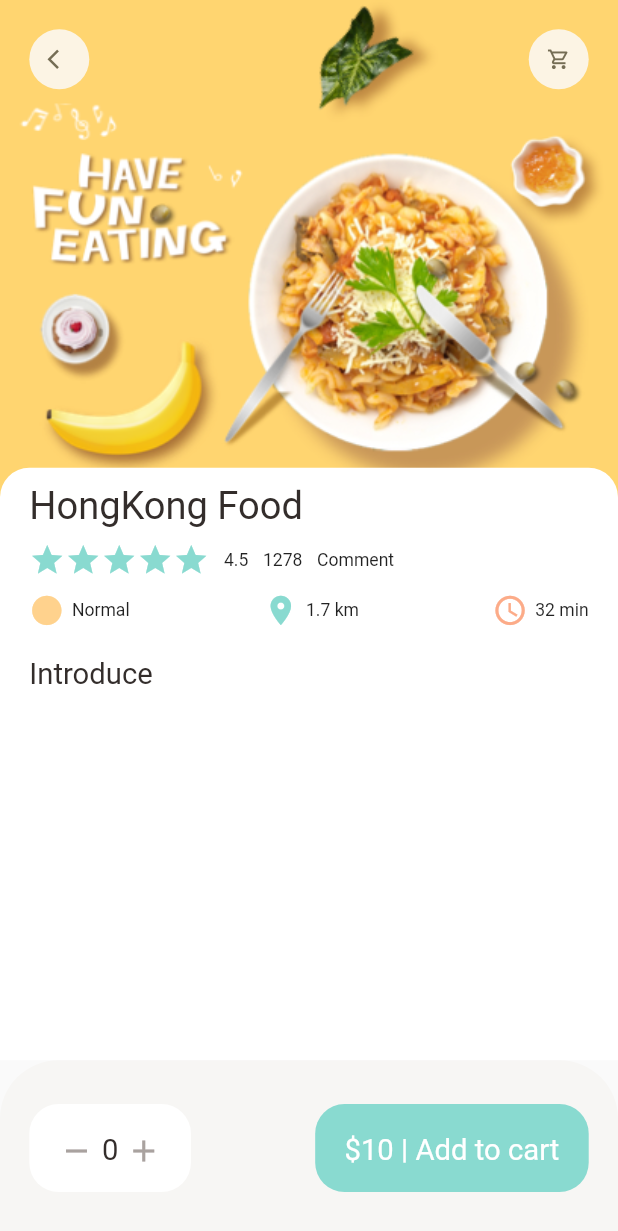
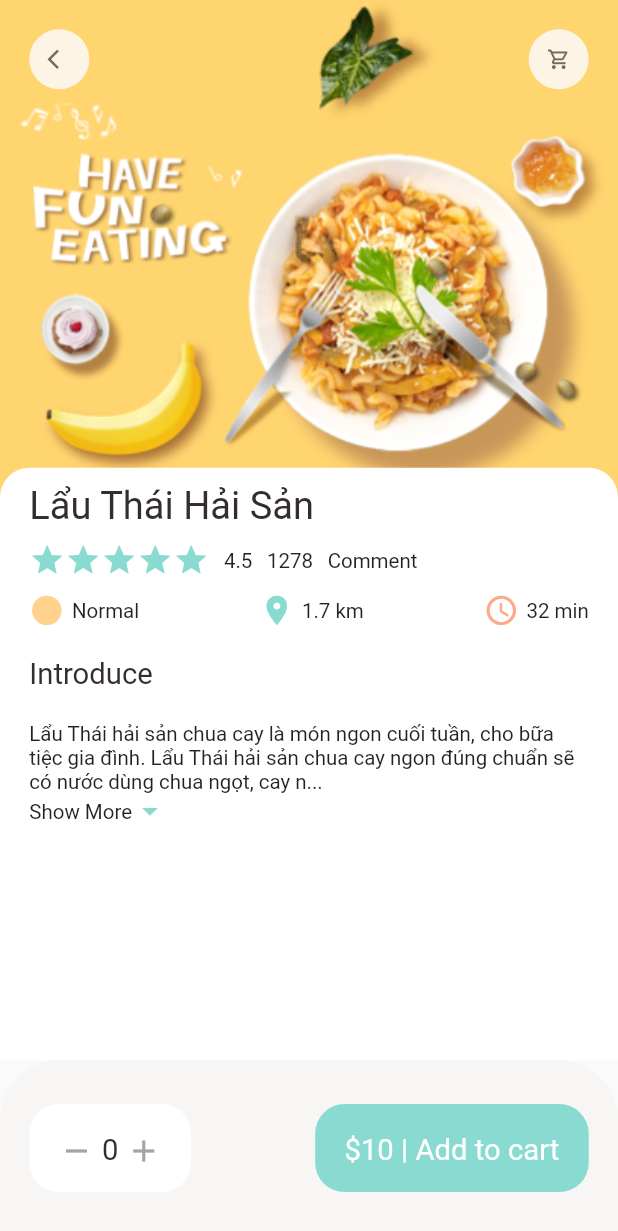
Before and after one commit to dinhkhoi-png/FlutterAppSaleFood, a Flutter app: the screen it shows after launch, on a phone screen of 412 x 824 dp. Shown: the top 1231 px of the screen. Run offline on Flutter 3.47's test engine with Material 2 defaults, Android fonts, the phone set to English and light mode, and no system bars; our stand-ins replace dots_indicator, get.

Commit message:
expandable show text

```diff
--- a/lib/main.dart
+++ b/lib/main.dart
@@ -1,9 +1,6 @@
 import 'package:flutter/material.dart';
 import 'package:flutter/services.dart';
 import 'package:flutter_app_sale/pages/food_detail/popular_food_detail.dart';
-
-
-
 
 
 import 'package:get/get_navigation/src/root/get_material_app.dart';
--- a/lib/pages/food_detail/popular_food_detail.dart
+++ b/lib/pages/food_detail/popular_food_detail.dart
@@ -4,6 +4,7 @@ import 'package:flutter_app_sale/utils/colors.dart';
 import 'package:flutter_app_sale/widgets/app_column.dart';
 import 'package:flutter_app_sale/widgets/app_icon.dart';
 import 'package:flutter_app_sale/widgets/big_text.dart';
+import 'package:flutter_app_sale/widgets/expandable_text_widget.dart';
 
 
 import '../../utils/dimensions.dart';
@@ -65,10 +66,22 @@ class PopularFoodDetail extends StatelessWidget {
                 child: Column(
                   crossAxisAlignment: CrossAxisAlignment.start,
                   children: [
-                    AppColumn(text: "HongKong Food",),
+                    AppColumn(text: "Lẩu Thái Hải Sản",),
                     SizedBox(height: Dimensions.height20,),
-                    BigText(text: "Introduce")
-                  ],
+                    BigText(text: "Introduce"),
+                    SizedBox(height: Dimensions.height20,),
+                    Expanded(
+                      child: SingleChildScrollView(
+                          child: ExpandableTextWidget(text: "Lẩu Thái hải sản chua cay là món ngon cuối tuần, "
+                          "cho bữa tiệc gia đình. Lẩu Thái hải sản chua cay ngon "
+                              "đúng chuẩn sẽ có nước dùng chua ngọt, cay nồng từ sả ớt, "
+                              "kích thích vị giác, giúp ăn ngon miệng hơn. "
+                              "Đặc biệt, những ngày trời lạnh ngồi quây quần bên nồi"
+                              "lẩu Thái chua cay tỏa hương thơm nồng thì ấm lòng hết biết. \n "
+                              "Nếu bạn muốn tự mình thực hiện món này ở nhà thì hãy luôn nhớ "
+                              "Cooky có sẵn pack ướp sẵn, chỉ cần order là có ngay cho bạn "
+                              "trổ tài làm ngay nhé.",)),
+                    )],
                 ),
           )
           ),
--- a/lib/pages/home/home_food_body.dart
+++ b/lib/pages/home/home_food_body.dart
@@ -82,13 +82,14 @@ class _HomeFoodBodyState extends State<HomeFoodBody> {
           ),
         ),
         //list food
+        SizedBox(height: Dimensions.height20,),
          ListView.builder(
               shrinkWrap: true,
               physics: NeverScrollableScrollPhysics(),
               itemCount: 10,
               itemBuilder: (context , index){
                 return Container(
-                  margin: EdgeInsets.only(right: Dimensions.width20, left: Dimensions.width20,bottom: Dimensions.height10),
+                  margin: EdgeInsets.only(right: Dimensions.width15, left: Dimensions.width15,bottom: Dimensions.height10),
                   child: Row(
                     children: [
                       //image section
@@ -96,7 +97,7 @@ class _HomeFoodBodyState extends State<HomeFoodBody> {
                         width:Dimensions.listViewImg,
                         height: Dimensions.listViewImg,
                         decoration: BoxDecoration(
-                            borderRadius: BorderRadius.circular(Dimensions.radius20),
+                            borderRadius: BorderRadius.circular(Dimensions.radius20/2),
                             color: Colors.white38,
                             image: DecorationImage(
                               fit: BoxFit.cover,
@@ -112,8 +113,8 @@ class _HomeFoodBodyState extends State<HomeFoodBody> {
                           height: Dimensions.listViewCont,
                           decoration: BoxDecoration(
                             borderRadius: BorderRadius.only(
-                              topRight: Radius.circular(Dimensions.radius20),
-                              bottomRight: Radius.circular(Dimensions.radius20),
+                              topRight: Radius.circular(Dimensions.radius20/2),
+                              bottomRight: Radius.circular(Dimensions.radius20/2),
                             ),
                             color: Colors.white,
 
--- a/lib/utils/dimensions.dart
+++ b/lib/utils/dimensions.dart
@@ -27,6 +27,7 @@ class Dimensions {
   static double font26 = screenHeight/32.46;
   static double font20 = screenHeight/42.2;
   static double font12 = screenHeight/70.3;
+  static double font14 = screenHeight/60.28;
 
   static double radius20 = screenHeight/42.2;
   static double radius30 = screenHeight/28.13;
--- a/lib/widgets/exandable_text_widget.dart
+++ /dev/null
@@ -1,17 +0,0 @@
-import 'package:flutter/material.dart';
-class ExandableTextWidget extends StatefulWidget {
-  final String text;
-  const ExandableTextWidget({Key? key, required this.text}) : super(key: key);
-
-  @override
-  State<ExandableTextWidget> createState() => _ExandableTextWidgetState();
-}
-
-class _ExandableTextWidgetState extends State<ExandableTextWidget> {
-  late String firstHalf;
-  late String secondHalf;
-  @override
-  Widget build(BuildContext context) {
-    return Container();
-  }
-}
--- /dev/null
+++ b/lib/widgets/expandable_text_widget.dart
@@ -0,0 +1,56 @@
+import 'package:flutter/material.dart';
+import 'package:flutter_app_sale/utils/colors.dart';
+import 'package:flutter_app_sale/utils/dimensions.dart';
+import 'package:flutter_app_sale/widgets/small_text.dart';
+class ExpandableTextWidget extends StatefulWidget {
+  final String text;
+  const ExpandableTextWidget({Key? key, required this.text}) : super(key: key);
+
+  @override
+  State<ExpandableTextWidget> createState() => _ExpandableTextWidgetState();
+}
+
+class _ExpandableTextWidgetState extends State<ExpandableTextWidget> {
+  late String firstHalf;
+  late String secondHalf;
+
+  bool hiddenText = true;
+
+  double textHeight = Dimensions.screenHeight/5.63;
+
+  @override
+  void initState() {
+    super.initState();
+    if(widget.text.length > textHeight){
+      firstHalf = widget.text.substring(0 , textHeight.toInt());
+      secondHalf = widget.text.substring(textHeight.toInt()+1 , widget.text.length);
+    }else{
+      firstHalf = widget.text;
+      secondHalf = "";
+    }
+  }
+
+  @override
+  Widget build(BuildContext context) {
+    return Container(
+      child: secondHalf.isEmpty?SmallText(text: firstHalf):Column(
+        children: [
+          SmallText(text: hiddenText?(firstHalf+"..."):(firstHalf+secondHalf)),
+          InkWell(
+            onTap: (){
+              setState(() {
+                hiddenText=!hiddenText;
+              });
+            },
+            child: Row(
+              children: [
+                SmallText(text: "Show More" , color: AppColors.mainColor,),
+                Icon(Icons.arrow_drop_down , color: AppColors.mainColor,)
+              ],
+            ),
+          )
+        ],
+      ),
+    );
+  }
+}
--- a/lib/widgets/small_text.dart
+++ b/lib/widgets/small_text.dart
@@ -17,7 +17,7 @@ class SmallText extends StatelessWidget {
 
       style: TextStyle(
           fontFamily: "Roboto",
-          fontSize: size==0?Dimensions.font12:size  ,
+          fontSize: size==0?Dimensions.font14:size  ,
           height: height
       ),
     );
```
